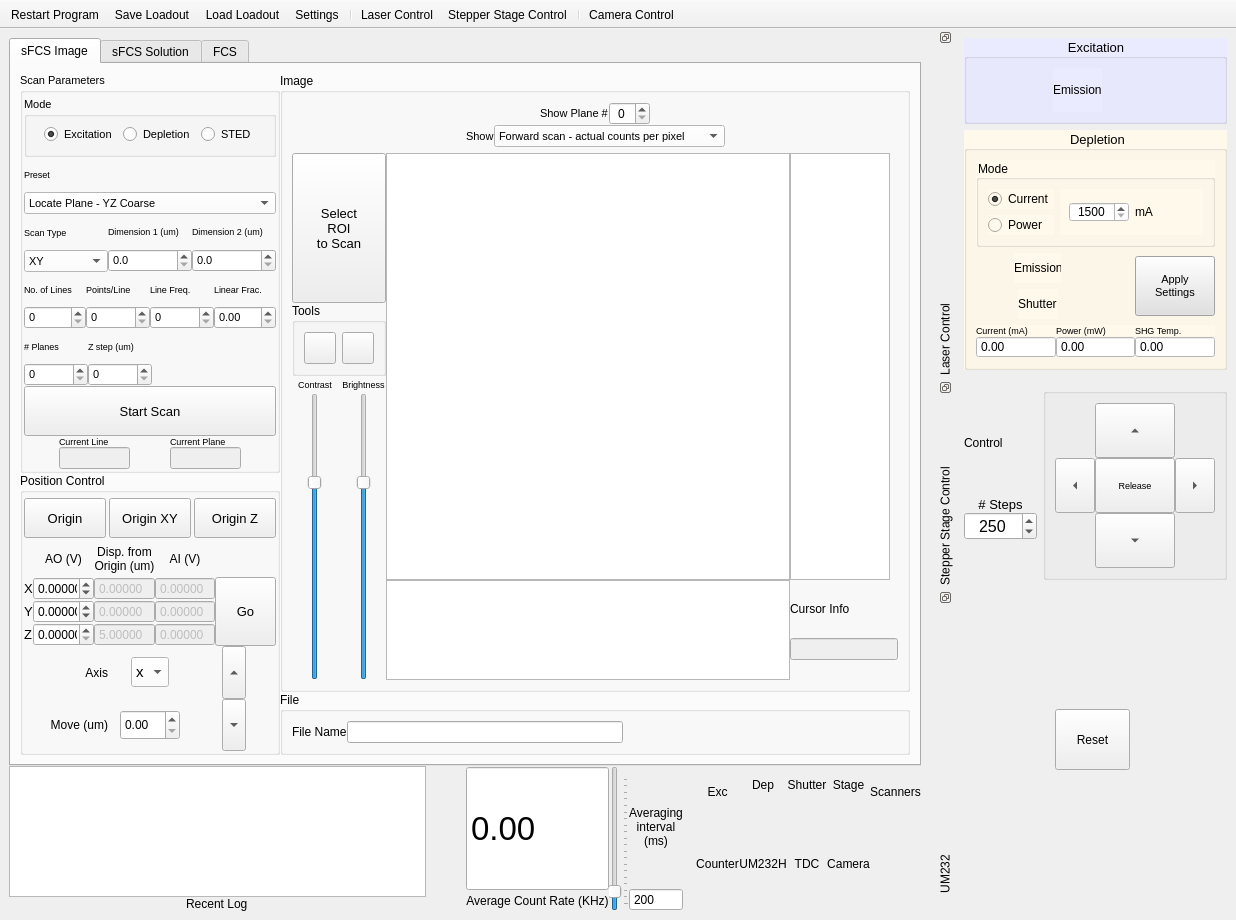
Qt form gui/mainwindow.ui (Th3Tr00p3r/gSTED-sFCS) before a commit.
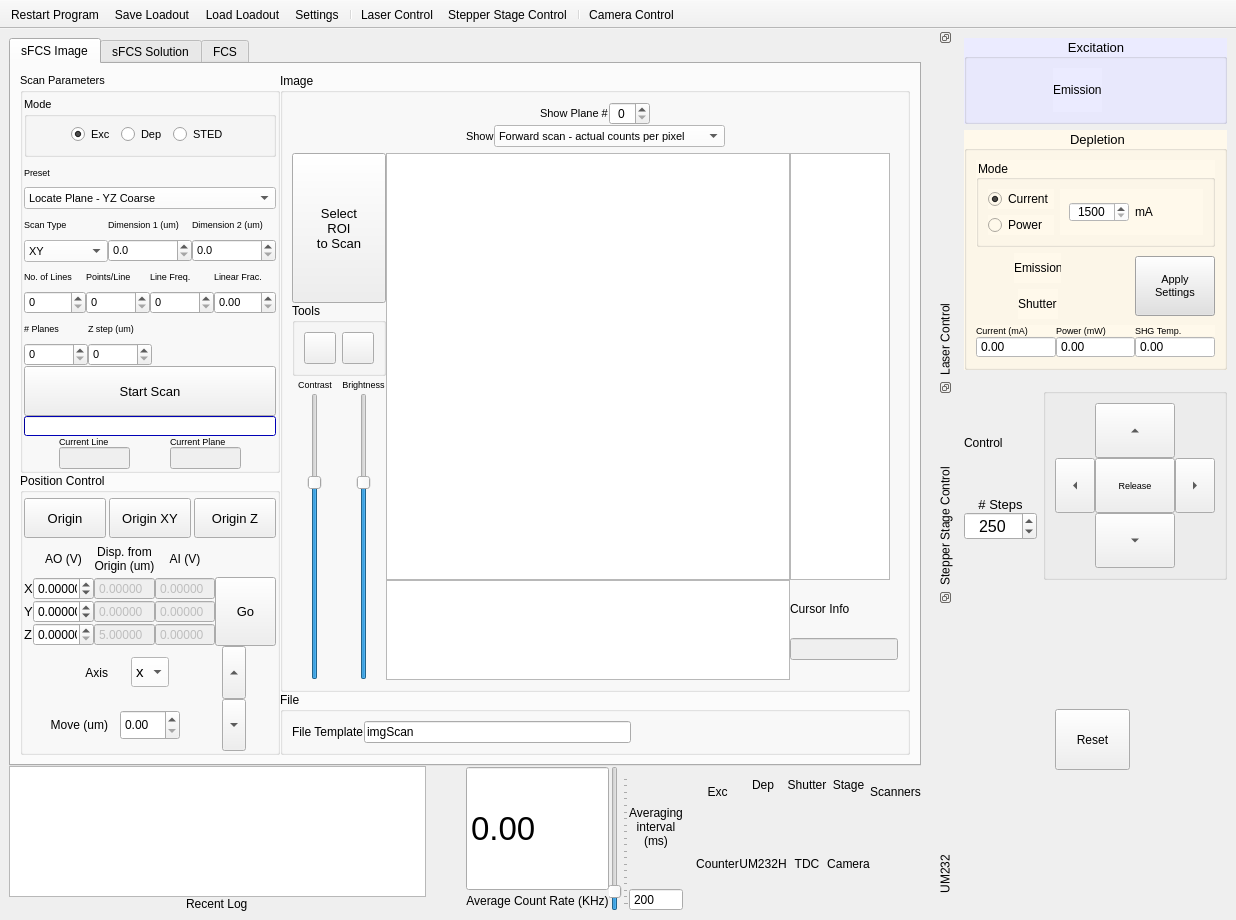
The same form after that commit. Icons and pictures are not drawn.

```diff
--- a/gui/mainwindow.ui
+++ b/gui/mainwindow.ui
@@ -11,7 +11,7 @@
    </rect>
   </property>
   <property name="sizePolicy">
-   <sizepolicy hsizetype="Expanding" vsizetype="Expanding">
+   <sizepolicy hsizetype="Preferred" vsizetype="Preferred">
     <horstretch>0</horstretch>
     <verstretch>0</verstretch>
    </sizepolicy>
@@ -140,7 +140,7 @@
                         <item>
                          <widget class="QRadioButton" name="currModeRadio_2">
                           <property name="text">
-                           <string>Excitation</string>
+                           <string>Exc</string>
                           </property>
                           <property name="checked">
                            <bool>true</bool>
@@ -153,7 +153,7 @@
                         <item>
                          <widget class="QRadioButton" name="powModeRadio_2">
                           <property name="text">
-                           <string>Depletion</string>
+                           <string>Dep</string>
                           </property>
                          </widget>
                         </item>
@@ -713,6 +713,485 @@
                      </property>
                     </widget>
                    </item>
+                   <item>
+                    <widget class="QProgressBar" name="imgScanProgressBar">
+                     <property name="enabled">
+                      <bool>true</bool>
+                     </property>
+                     <property name="sizePolicy">
+                      <sizepolicy hsizetype="Expanding" vsizetype="Expanding">
+                       <horstretch>0</horstretch>
+                       <verstretch>0</verstretch>
+                      </sizepolicy>
+                     </property>
+                     <property name="maximumSize">
+                      <size>
+                       <width>16777215</width>
+                       <height>20</height>
+                      </size>
+                     </property>
+                     <property name="palette">
+                      <palette>
+                       <active>
+                        <colorrole role="WindowText">
+                         <brush brushstyle="SolidPattern">
+                          <color alpha="255">
+                           <red>0</red>
+                           <green>0</green>
+                           <blue>0</blue>
+                          </color>
+                         </brush>
+                        </colorrole>
+                        <colorrole role="Button">
+                         <brush brushstyle="SolidPattern">
+                          <color alpha="255">
+                           <red>0</red>
+                           <green>0</green>
+                           <blue>255</blue>
+                          </color>
+                         </brush>
+                        </colorrole>
+                        <colorrole role="Light">
+                         <brush brushstyle="SolidPattern">
+                          <color alpha="255">
+                           <red>127</red>
+                           <green>127</green>
+                           <blue>255</blue>
+                          </color>
+                         </brush>
+                        </colorrole>
+                        <colorrole role="Midlight">
+                         <brush brushstyle="SolidPattern">
+                          <color alpha="255">
+                           <red>63</red>
+                           <green>63</green>
+                           <blue>255</blue>
+                          </color>
+                         </brush>
+                        </colorrole>
+                        <colorrole role="Dark">
+                         <brush brushstyle="SolidPattern">
+                          <color alpha="255">
+                           <red>0</red>
+                           <green>0</green>
+                           <blue>127</blue>
+                          </color>
+                         </brush>
+                        </colorrole>
+                        <colorrole role="Mid">
+                         <brush brushstyle="SolidPattern">
+                          <color alpha="255">
+                           <red>0</red>
+                           <green>0</green>
+                           <blue>170</blue>
+                          </color>
+                         </brush>
+                        </colorrole>
+                        <colorrole role="Text">
+                         <brush brushstyle="SolidPattern">
+                          <color alpha="255">
+                           <red>0</red>
+                           <green>0</green>
+                           <blue>0</blue>
+                          </color>
+                         </brush>
+                        </colorrole>
+                        <colorrole role="BrightText">
+                         <brush brushstyle="SolidPattern">
+                          <color alpha="255">
+                           <red>255</red>
+                           <green>255</green>
+                           <blue>255</blue>
+                          </color>
+                         </brush>
+                        </colorrole>
+                        <colorrole role="ButtonText">
+                         <brush brushstyle="SolidPattern">
+                          <color alpha="255">
+                           <red>0</red>
+                           <green>0</green>
+                           <blue>0</blue>
+                          </color>
+                         </brush>
+                        </colorrole>
+                        <colorrole role="Base">
+                         <brush brushstyle="SolidPattern">
+                          <color alpha="255">
+                           <red>255</red>
+                           <green>255</green>
+                           <blue>255</blue>
+                          </color>
+                         </brush>
+                        </colorrole>
+                        <colorrole role="Window">
+                         <brush brushstyle="SolidPattern">
+                          <color alpha="255">
+                           <red>0</red>
+                           <green>0</green>
+                           <blue>255</blue>
+                          </color>
+                         </brush>
+                        </colorrole>
+                        <colorrole role="Shadow">
+                         <brush brushstyle="SolidPattern">
+                          <color alpha="255">
+                           <red>0</red>
+                           <green>0</green>
+                           <blue>0</blue>
+                          </color>
+                         </brush>
+                        </colorrole>
+                        <colorrole role="AlternateBase">
+                         <brush brushstyle="SolidPattern">
+                          <color alpha="255">
+                           <red>127</red>
+                           <green>127</green>
+                           <blue>255</blue>
+                          </color>
+                         </brush>
+                        </colorrole>
+                        <colorrole role="ToolTipBase">
+                         <brush brushstyle="SolidPattern">
+                          <color alpha="255">
+                           <red>255</red>
+                           <green>255</green>
+                           <blue>220</blue>
+                          </color>
+                         </brush>
+                        </colorrole>
+                        <colorrole role="ToolTipText">
+                         <brush brushstyle="SolidPattern">
+                          <color alpha="255">
+                           <red>0</red>
+                           <green>0</green>
+                           <blue>0</blue>
+                          </color>
+                         </brush>
+                        </colorrole>
+                        <colorrole role="PlaceholderText">
+                         <brush brushstyle="SolidPattern">
+                          <color alpha="128">
+                           <red>0</red>
+                           <green>0</green>
+                           <blue>0</blue>
+                          </color>
+                         </brush>
+                        </colorrole>
+                       </active>
+                       <inactive>
+                        <colorrole role="WindowText">
+                         <brush brushstyle="SolidPattern">
+                          <color alpha="255">
+                           <red>0</red>
+                           <green>0</green>
+                           <blue>0</blue>
+                          </color>
+                         </brush>
+                        </colorrole>
+                        <colorrole role="Button">
+                         <brush brushstyle="SolidPattern">
+                          <color alpha="255">
+                           <red>0</red>
+                           <green>0</green>
+                           <blue>255</blue>
+                          </color>
+                         </brush>
+                        </colorrole>
+                        <colorrole role="Light">
+                         <brush brushstyle="SolidPattern">
+                          <color alpha="255">
+                           <red>127</red>
+                           <green>127</green>
+                           <blue>255</blue>
+                          </color>
+                         </brush>
+                        </colorrole>
+                        <colorrole role="Midlight">
+                         <brush brushstyle="SolidPattern">
+                          <color alpha="255">
+                           <red>63</red>
+                           <green>63</green>
+                           <blue>255</blue>
+                          </color>
+                         </brush>
+                        </colorrole>
+                        <colorrole role="Dark">
+                         <brush brushstyle="SolidPattern">
+                          <color alpha="255">
+                           <red>0</red>
+                           <green>0</green>
+                           <blue>127</blue>
+                          </color>
+                         </brush>
+                        </colorrole>
+                        <colorrole role="Mid">
+                         <brush brushstyle="SolidPattern">
+                          <color alpha="255">
+                           <red>0</red>
+                           <green>0</green>
+                           <blue>170</blue>
+                          </color>
+                         </brush>
+                        </colorrole>
+                        <colorrole role="Text">
+                         <brush brushstyle="SolidPattern">
+                          <color alpha="255">
+                           <red>0</red>
+                           <green>0</green>
+                           <blue>0</blue>
+                          </color>
+                         </brush>
+                        </colorrole>
+                        <colorrole role="BrightText">
+                         <brush brushstyle="SolidPattern">
+                          <color alpha="255">
+                           <red>255</red>
+                           <green>255</green>
+                           <blue>255</blue>
+                          </color>
+                         </brush>
+                        </colorrole>
+                        <colorrole role="ButtonText">
+                         <brush brushstyle="SolidPattern">
+                          <color alpha="255">
+                           <red>0</red>
+                           <green>0</green>
+                           <blue>0</blue>
+                          </color>
+                         </brush>
+                        </colorrole>
+                        <colorrole role="Base">
+                         <brush brushstyle="SolidPattern">
+                          <color alpha="255">
+                           <red>255</red>
+                           <green>255</green>
+                           <blue>255</blue>
+                          </color>
+                         </brush>
+                        </colorrole>
+                        <colorrole role="Window">
+                         <brush brushstyle="SolidPattern">
+                          <color alpha="255">
+                           <red>0</red>
+                           <green>0</green>
+                           <blue>255</blue>
+                          </color>
+                         </brush>
+                        </colorrole>
+                        <colorrole role="Shadow">
+                         <brush brushstyle="SolidPattern">
+                          <color alpha="255">
+                           <red>0</red>
+                           <green>0</green>
+                           <blue>0</blue>
+                          </color>
+                         </brush>
+                        </colorrole>
+                        <colorrole role="AlternateBase">
+                         <brush brushstyle="SolidPattern">
+                          <color alpha="255">
+                           <red>127</red>
+                           <green>127</green>
+                           <blue>255</blue>
+                          </color>
+                         </brush>
+                        </colorrole>
+                        <colorrole role="ToolTipBase">
+                         <brush brushstyle="SolidPattern">
+                          <color alpha="255">
+                           <red>255</red>
+                           <green>255</green>
+                           <blue>220</blue>
+                          </color>
+                         </brush>
+                        </colorrole>
+                        <colorrole role="ToolTipText">
+                         <brush brushstyle="SolidPattern">
+                          <color alpha="255">
+                           <red>0</red>
+                           <green>0</green>
+                           <blue>0</blue>
+                          </color>
+                         </brush>
+                        </colorrole>
+                        <colorrole role="PlaceholderText">
+                         <brush brushstyle="SolidPattern">
+                          <color alpha="128">
+                           <red>0</red>
+                           <green>0</green>
+                           <blue>0</blue>
+                          </color>
+                         </brush>
+                        </colorrole>
+                       </inactive>
+                       <disabled>
+                        <colorrole role="WindowText">
+                         <brush brushstyle="SolidPattern">
+                          <color alpha="255">
+                           <red>0</red>
+                           <green>0</green>
+                           <blue>127</blue>
+                          </color>
+                         </brush>
+                        </colorrole>
+                        <colorrole role="Button">
+                         <brush brushstyle="SolidPattern">
+                          <color alpha="255">
+                           <red>0</red>
+                           <green>0</green>
+                           <blue>255</blue>
+                          </color>
+                         </brush>
+                        </colorrole>
+                        <colorrole role="Light">
+                         <brush brushstyle="SolidPattern">
+                          <color alpha="255">
+                           <red>127</red>
+                           <green>127</green>
+                           <blue>255</blue>
+                          </color>
+                         </brush>
+                        </colorrole>
+                        <colorrole role="Midlight">
+                         <brush brushstyle="SolidPattern">
+                          <color alpha="255">
+                           <red>63</red>
+                           <green>63</green>
+                           <blue>255</blue>
+                          </color>
+                         </brush>
+                        </colorrole>
+                        <colorrole role="Dark">
+                         <brush brushstyle="SolidPattern">
+                          <color alpha="255">
+                           <red>0</red>
+                           <green>0</green>
+                           <blue>127</blue>
+                          </color>
+                         </brush>
+                        </colorrole>
+                        <colorrole role="Mid">
+                         <brush brushstyle="SolidPattern">
+                          <color alpha="255">
+                           <red>0</red>
+                           <green>0</green>
+                           <blue>170</blue>
+                          </color>
+                         </brush>
+                        </colorrole>
+                        <colorrole role="Text">
+                         <brush brushstyle="SolidPattern">
+                          <color alpha="255">
+                           <red>0</red>
+                           <green>0</green>
+                           <blue>127</blue>
+                          </color>
+                         </brush>
+                        </colorrole>
+                        <colorrole role="BrightText">
+                         <brush brushstyle="SolidPattern">
+                          <color alpha="255">
+                           <red>255</red>
+                           <green>255</green>
+                           <blue>255</blue>
+                          </color>
+                         </brush>
+                        </colorrole>
+                        <colorrole role="ButtonText">
+                         <brush brushstyle="SolidPattern">
+                          <color alpha="255">
+                           <red>0</red>
+                           <green>0</green>
+                           <blue>127</blue>
+                          </color>
+                         </brush>
+                        </colorrole>
+                        <colorrole role="Base">
+                         <brush brushstyle="SolidPattern">
+                          <color alpha="255">
+                           <red>0</red>
+                           <green>0</green>
+                           <blue>255</blue>
+                          </color>
+                         </brush>
+                        </colorrole>
+                        <colorrole role="Window">
+                         <brush brushstyle="SolidPattern">
+                          <color alpha="255">
+                           <red>0</red>
+                           <green>0</green>
+                           <blue>255</blue>
+                          </color>
+                         </brush>
+                        </colorrole>
+                        <colorrole role="Shadow">
+                         <brush brushstyle="SolidPattern">
+                          <color alpha="255">
+                           <red>0</red>
+                           <green>0</green>
+                           <blue>0</blue>
+                          </color>
+                         </brush>
+                        </colorrole>
+                        <colorrole role="AlternateBase">
+                         <brush brushstyle="SolidPattern">
+                          <color alpha="255">
+                           <red>0</red>
+                           <green>0</green>
+                           <blue>255</blue>
+                          </color>
+                         </brush>
+                        </colorrole>
+                        <colorrole role="ToolTipBase">
+                         <brush brushstyle="SolidPattern">
+                          <color alpha="255">
+                           <red>255</red>
+                           <green>255</green>
+                           <blue>220</blue>
+                          </color>
+                         </brush>
+                        </colorrole>
+                        <colorrole role="ToolTipText">
+                         <brush brushstyle="SolidPattern">
+                          <color alpha="255">
+                           <red>0</red>
+                           <green>0</green>
+                           <blue>0</blue>
+                          </color>
+                         </brush>
+                        </colorrole>
+                        <colorrole role="PlaceholderText">
+                         <brush brushstyle="SolidPattern">
+                          <color alpha="128">
+                           <red>0</red>
+                           <green>0</green>
+                           <blue>0</blue>
+                          </color>
+                         </brush>
+                        </colorrole>
+                       </disabled>
+                      </palette>
+                     </property>
+                     <property name="toolTip">
+                      <string>measurement progress</string>
+                     </property>
+                     <property name="maximum">
+                      <number>100</number>
+                     </property>
+                     <property name="value">
+                      <number>0</number>
+                     </property>
+                     <property name="alignment">
+                      <set>Qt::AlignBottom|Qt::AlignLeading|Qt::AlignLeft</set>
+                     </property>
+                     <property name="textVisible">
+                      <bool>false</bool>
+                     </property>
+                     <property name="orientation">
+                      <enum>Qt::Horizontal</enum>
+                     </property>
+                    </widget>
+                   </item>
                    <item>
                     <layout class="QHBoxLayout" name="horizontalLayout_20" stretch="1,2,0,2,1">
                      <property name="spacing">
@@ -2268,12 +2747,16 @@
                    <item>
                     <widget class="QLabel" name="label_30">
                      <property name="text">
-                      <string>File Name</string>
+                      <string>File Template</string>
                      </property>
                     </widget>
                    </item>
                    <item>
-                    <widget class="QLineEdit" name="imgScanFilename"/>
+                    <widget class="QLineEdit" name="imgScanFileTemplate">
+                     <property name="text">
+                      <string>imgScan</string>
+                     </property>
+                    </widget>
                    </item>
                    <item>
                     <spacer name="horizontalSpacer_26">
```
Left out of the diff: 6 changed lines with no effect on the pictures.
